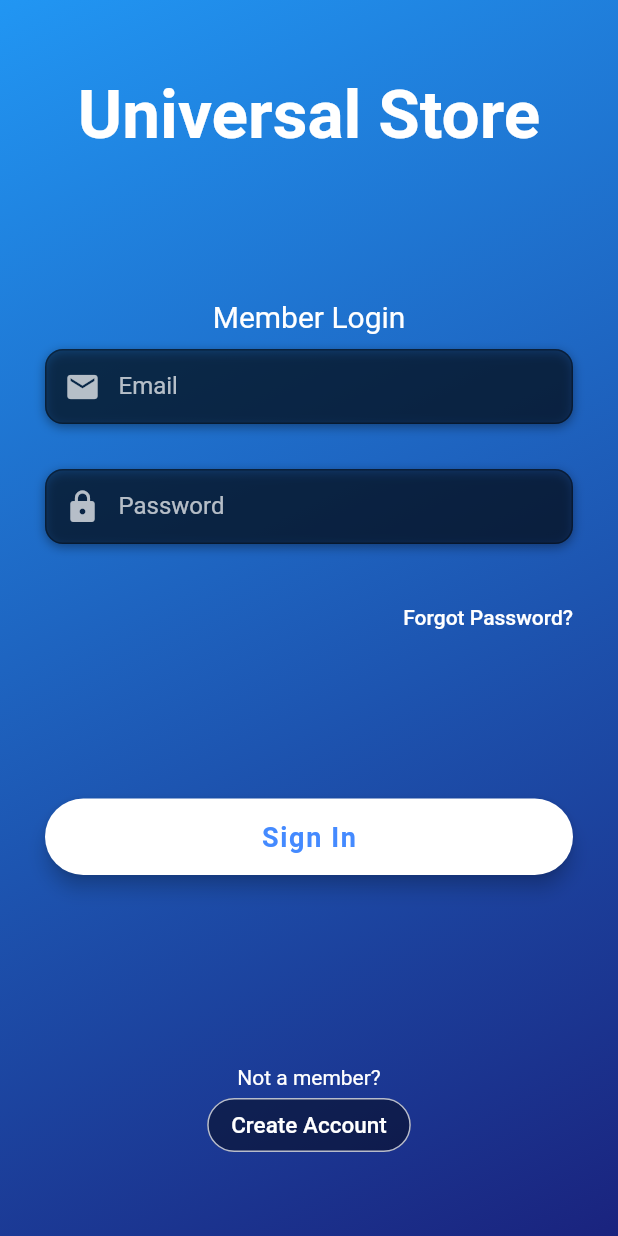
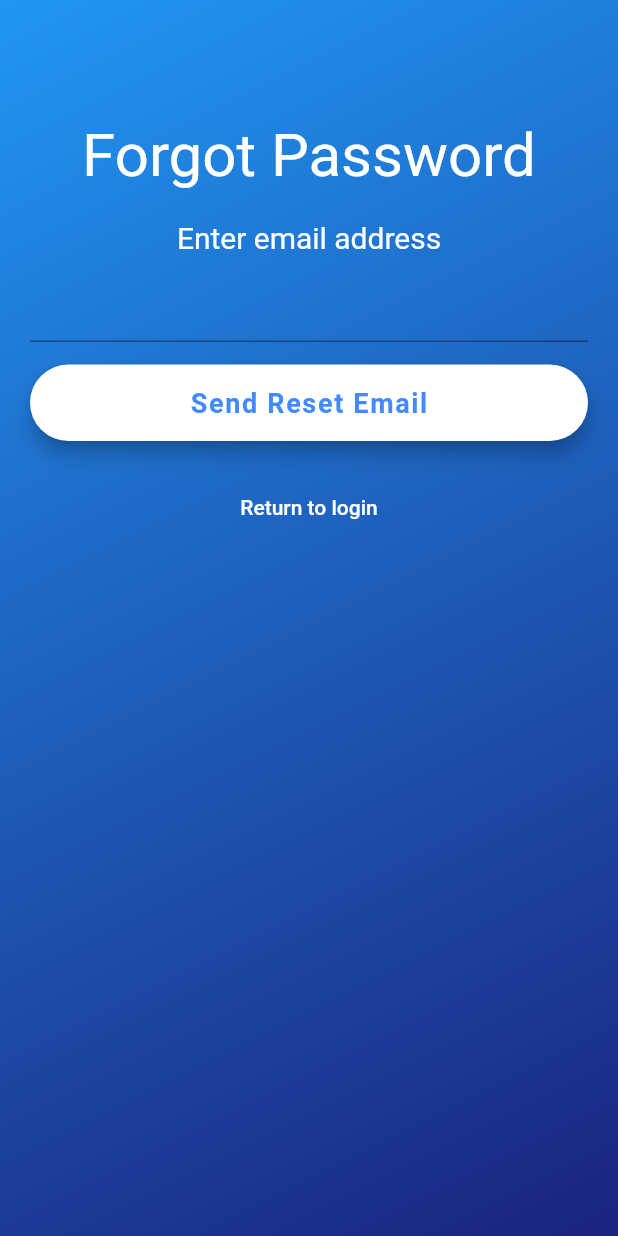
Before and after one commit to michaelpropp18/universal_store, a Flutter app: the screen it shows after launch, after a tap on "Forgot Password?", on a phone screen of 412 x 824 dp. Run offline on Flutter 3.47's test engine with Material 2 defaults, Android fonts, the phone set to English and light mode, and no system bars; our stand-ins replace cloud_firestore, firebase_auth, flutter_spinkit; accounts and stored records are empty.

Commit message:
forgot password screen ui

```diff
--- a/lib/routing/router.dart
+++ b/lib/routing/router.dart
@@ -3,6 +3,7 @@ import 'package:flutter/material.dart';
 import 'package:universal_store/view/authentication/account_type_screen.dart';
 import 'package:universal_store/view/authentication/customer_email_screen.dart';
 import 'package:universal_store/view/authentication/customer_name_screen.dart';
+import 'package:universal_store/view/authentication/forgot_password_screen.dart';
 import 'package:universal_store/view/authentication/manager_fields_screen.dart';
 import 'package:universal_store/view/customer/drawer/feedback_screen.dart';
 import 'package:universal_store/view/customer/drawer/help_screen.dart';
@@ -33,6 +34,10 @@ Route<dynamic> generateRoute(RouteSettings settings) {
     case RegisterManagerRoute:
       return MaterialPageRoute(builder: (context) => ManagerFields());
 
+    case ForgotPasswordRoute:
+      return MaterialPageRoute(builder: (context) => ForgotPasswordScreen());
+
+
     //drawer
     case ProfileRoute:
       return MaterialPageRoute(builder: (context) => Profile());
--- a/lib/routing/routing_constants.dart
+++ b/lib/routing/routing_constants.dart
@@ -8,6 +8,7 @@ const String RegisterTypeRoute = '/register/type';
 const String RegisterCustomerNameRoute = '/register/customer/name';
 const String RegisterCustomerEmailPasswordRoute = '/register/customer/email';
 const String RegisterManagerRoute = '/register/manager_fields';
+const String ForgotPasswordRoute = '/register/forgot_password';
 
 //drawer
 const String ProfileRoute = '/drawer/profile';
--- /dev/null
+++ b/lib/view/authentication/forgot_password_screen.dart
@@ -0,0 +1,74 @@
+
+import 'package:flutter/material.dart';
+import 'package:universal_store/view/authentication/widgets/background_gradient.dart';
+import 'package:provider/provider.dart';
+import 'package:universal_store/routing/routing_constants.dart';
+import 'package:universal_store/view/authentication/widgets/submit_button.dart';
+import 'package:universal_store/view_models/login_view_model.dart';
+
+import 'widgets/background_gradient.dart';
+
+class ForgotPasswordScreen extends StatelessWidget {
+  createAlertDialog(BuildContext context) {
+    return showDialog(context: context, builder: (context){
+      return AlertDialog(
+        title: Text("Email Sent"),
+      );
+    });
+  }
+  @override
+  Widget build(BuildContext context) {
+    final viewModel = Provider.of<LoginViewModel>(context);
+    return Scaffold(
+        resizeToAvoidBottomInset: false,
+      body: Stack(
+        children: <Widget>[
+          BackgroundGradient(),
+          Container(
+            padding: EdgeInsets.symmetric(
+              horizontal: 20.0,
+              vertical: 80.0,
+            ),
+            child: Column(
+              children: <Widget>[
+                Text(
+                  'Forgot Password',
+                  style: TextStyle(
+                    color: Colors.white,
+                    fontSize: 40,
+                  ),
+                ),
+                SizedBox(height: 20),
+                Text(
+                  'Enter email address',
+                  style: TextStyle(
+                    color: Colors.white,
+                    fontSize: 20,
+                  ),
+                ),
+                SizedBox(height: 10),
+                TextField(
+                ),
+                SizedBox(height: 15),
+                SubmitButton(
+                  onPressed: () {
+                    createAlertDialog(context);
+                  },
+                    text: 'Send Reset Email'), //on pressed send reset email
+                SizedBox(height: 20),
+                FlatButton(
+                  onPressed: () => Navigator.pushNamedAndRemoveUntil(
+                      context, HomeRoute, (route) => false),
+                  child: Text(
+                    'Return to login',
+                    style: TextStyle(color: Colors.white),
+                  ),
+                ),
+              ],
+            ),
+          ),
+        ],
+      ),
+    );
+  }
+}
--- a/lib/view/authentication/widgets/forgot_password_button.dart
+++ b/lib/view/authentication/widgets/forgot_password_button.dart
@@ -1,4 +1,5 @@
 import 'package:flutter/material.dart';
+import 'package:universal_store/routing/routing_constants.dart';
 
 class ForgotPasswordButton extends StatelessWidget {
   @override
@@ -6,7 +7,7 @@ class ForgotPasswordButton extends StatelessWidget {
     return Container(
       alignment: Alignment.centerRight,
       child: FlatButton(
-        onPressed: () => print('Forgot Password Button Pressed'),
+        onPressed: () => Navigator.pushNamed(context, ForgotPasswordRoute),
         padding: EdgeInsets.only(right: 0.0),
         child: Text(
           'Forgot Password?',
```
Also changed, not shown: pubspec.lock.
